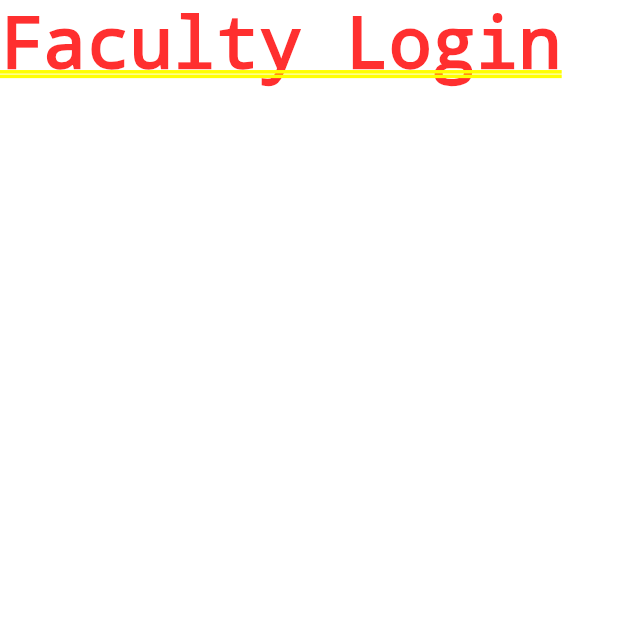
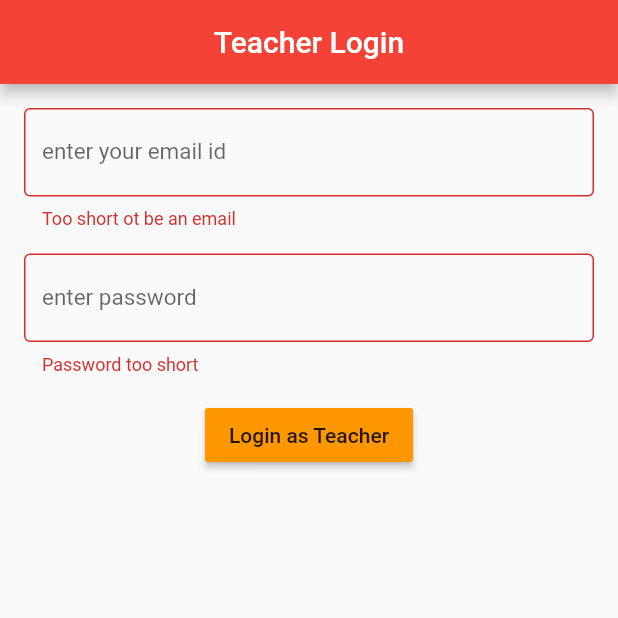
Before and after one commit to vedanshdwivedi/cucekified, a Flutter app: the screen it shows after launch, after a tap on "Faculty", on a phone screen of 412 x 824 dp, the top half of it. Run offline on Flutter 3.47's test engine with Material 2 defaults, Android fonts, the phone set to English and light mode, and no system bars; our stand-ins replace cloud_firestore, email_validator, flutter_svg, google_sign_in; accounts and stored records are empty.

Commit message:
Faculty Login System

```diff
--- a/lib/main.dart
+++ b/lib/main.dart
@@ -36,7 +36,7 @@ class _MainScreenState extends State<MainScreen> {
   }
 
   gotoFacultyLogin(){
-    Navigator.push(context, MaterialPageRoute(builder: (context) => FacultyLogin()));
+    Navigator.push(context, MaterialPageRoute(builder: (context) => TeacherLogin()));
   }
 
   @override
--- a/lib/pages/student_login.dart
+++ b/lib/pages/student_login.dart
@@ -37,7 +37,7 @@ class _StudentLoginState extends State<StudentLogin> {
     snapshot.documents.forEach((DocumentSnapshot doc) {
       currentStudent = doc.exists ? Student.fromDocument(doc) : null;
     });
-    if (currentStudent != null && currentStudent.password == p) {
+    if (currentStudent != null && currentStudent.password == p && currentStudent.role == "S") {
       // perform login and load student dashboard
       setState(() {
         isAuth = true;
--- a/lib/pages/teacher_dashboard.dart
+++ b/lib/pages/teacher_dashboard.dart
@@ -0,0 +1,30 @@
+import 'package:cucekified/pages/teacher_login.dart';
+import 'package:flutter/material.dart';
+
+import '../main.dart';
+
+class TeacherDashboard extends StatefulWidget {
+  @override
+  _TeacherDashboardState createState() => _TeacherDashboardState();
+}
+
+
+class _TeacherDashboardState extends State<TeacherDashboard> {
+
+  handleLogout(){
+    setState(() {
+      isAuth = false;
+    });
+    Navigator.push(
+    context,
+    MaterialPageRoute(builder: (context) => MyApp()),
+  );
+  }
+
+  @override
+  Widget build(BuildContext context) {
+    return Container(
+      child: FlatButton(onPressed: handleLogout, child: Text("Logout")),
+    );
+  }
+}
--- a/lib/pages/teacher_login.dart
+++ b/lib/pages/teacher_login.dart
@@ -1,16 +1,186 @@
+// import 'dart:html';
+
+import 'package:cloud_firestore/cloud_firestore.dart';
+import 'package:cucekified/models/teacher.dart';
+import 'package:cucekified/pages/teacher_dashboard.dart';
+import 'package:email_validator/email_validator.dart';
 import 'package:flutter/material.dart';
 import 'home.dart';
 
-class FacultyLogin extends StatefulWidget {
+class TeacherLogin extends StatefulWidget {
   @override
-  _FacultyLoginState createState() => _FacultyLoginState();
+  _TeacherLoginState createState() => _TeacherLoginState();
 }
 
-class _FacultyLoginState extends State<FacultyLogin> {
+Teacher currentTeacher;
+bool isAuth = false;
+
+class _TeacherLoginState extends State<TeacherLogin> {
+  final emailController = TextEditingController();
+  final passwordController = TextEditingController();
+  final _scaffoldKey = GlobalKey<ScaffoldState>();
+  final _formKey = GlobalKey<FormState>();
+  String usermail;
+  bool isValidating;
+
+  handleLogin() async {
+    String u = emailController.text;
+    String p = passwordController.text;
+    emailController.clear();
+    passwordController.clear();
+
+    setState(() {
+      isValidating = true;
+    });
+    QuerySnapshot snapshot =
+        await teacherRef.where("gmail", isEqualTo: u).limit(1).getDocuments();
+    snapshot.documents.forEach((DocumentSnapshot doc) {
+      currentTeacher = doc.exists ? Teacher.fromDocument(doc) : null;
+    });
+    if (currentTeacher != null && currentTeacher.password == p && currentTeacher.role == "T") {
+      // perform login and load Teacher dashboard
+      setState(() {
+        isAuth = true;
+        isValidating = false;
+      });
+      final snackBar = SnackBar(content: Text('Login Successful'));
+      Scaffold.of(context).showSnackBar(snackBar);
+    } else {
+      setState(() {
+        isAuth = false;
+        isValidating = false;
+      });
+      // load teh snackbar and reattempt login
+      final snackBar = SnackBar(content: Text('Invalid Username/Password'));
+      Scaffold.of(context).showSnackBar(snackBar);
+    }
+  }
+
+  @override
+  void initState() {
+    super.initState();
+    isAuth = false;
+    isValidating = false;
+  }
+
+  Widget formLayout() {
+    return Column(
+      mainAxisAlignment: MainAxisAlignment.center,
+      crossAxisAlignment: CrossAxisAlignment.center,
+      children: <Widget>[
+        Padding(
+          padding: const EdgeInsets.all(8.0),
+          child: Form(
+            key: _formKey,
+            child: Column(
+              mainAxisAlignment: MainAxisAlignment.center,
+              crossAxisAlignment: CrossAxisAlignment.center,
+              children: <Widget>[
+                // get gmail id
+                Padding(
+                  padding: const EdgeInsets.all(8.0),
+                  child: TextFormField(
+                    controller: emailController,
+                    autovalidate: true,
+                    validator: (val) {
+                      if (val.trim().length < 6 || val.isEmpty)
+                        return "Too short ot be an email";
+                      if (!EmailValidator.validate(val))
+                        return "Invalid email id";
+                      else
+                        return null;
+                    },
+                    decoration: InputDecoration(
+                      border: OutlineInputBorder(),
+                      labelText: "enter your email id",
+                      labelStyle: TextStyle(fontSize: 15.0),
+                      hintText: "Must be a valid email id",
+                    ),
+                  ),
+                ),
+
+                Padding(
+                  padding: const EdgeInsets.all(8.0),
+                  child: Column(
+                    mainAxisAlignment: MainAxisAlignment.center,
+                    crossAxisAlignment: CrossAxisAlignment.center,
+                    children: <Widget>[
+                      // get password
+                      TextFormField(
+                        obscureText: true,
+                        controller: passwordController,
+                        autovalidate: true,
+                        validator: (val) {
+                          if (val.trim().length < 5 || val.isEmpty)
+                            return "Password too short";
+                          else
+                            return null;
+                        },
+                        decoration: InputDecoration(
+                          border: OutlineInputBorder(),
+                          labelText: "enter password",
+                          labelStyle: TextStyle(fontSize: 15.0),
+                        ),
+                      ),
+                    ],
+                  ),
+                ),
+
+                Center(
+                  child: Padding(
+                    padding: const EdgeInsets.all(8.0),
+                    child: Row(
+                      crossAxisAlignment: CrossAxisAlignment.center,
+                      mainAxisAlignment: MainAxisAlignment.center,
+                      children: <Widget>[
+                        RaisedButton(
+                          color: Colors.orange,
+                          onPressed: isValidating ? null : handleLogin,
+                          child: Text("Login as Teacher"),
+                        ),
+                      ],
+                    ),
+                  ),
+                ),
+              ],
+            ),
+          ),
+        ),
+      ],
+    );
+  }
+
+  Widget loadLoginScreen() {
+    return ListView(
+      children: <Widget>[
+        Container(
+          child: isValidating ? keepWaiting() : formLayout(),
+        ),
+      ],
+    );
+  }
+
+  Widget keepWaiting() {
+    return Container(
+      alignment: Alignment.center,
+      child: CircularProgressIndicator(),
+    );
+  }
+
+  AppBar loginAppBar(){
+    return AppBar(
+        title: Text('Teacher Login'),
+        centerTitle: true,
+        automaticallyImplyLeading: false,
+      );
+  }
+
   @override
   Widget build(BuildContext context) {
-    return Container(
-      child: Text("Faculty Login"),
+    return Scaffold(
+      appBar: isAuth ? null : loginAppBar(),
+      key: _scaffoldKey,
+      body: isAuth ? TeacherDashboard() : loadLoginScreen(),
     );
   }
 }
```
